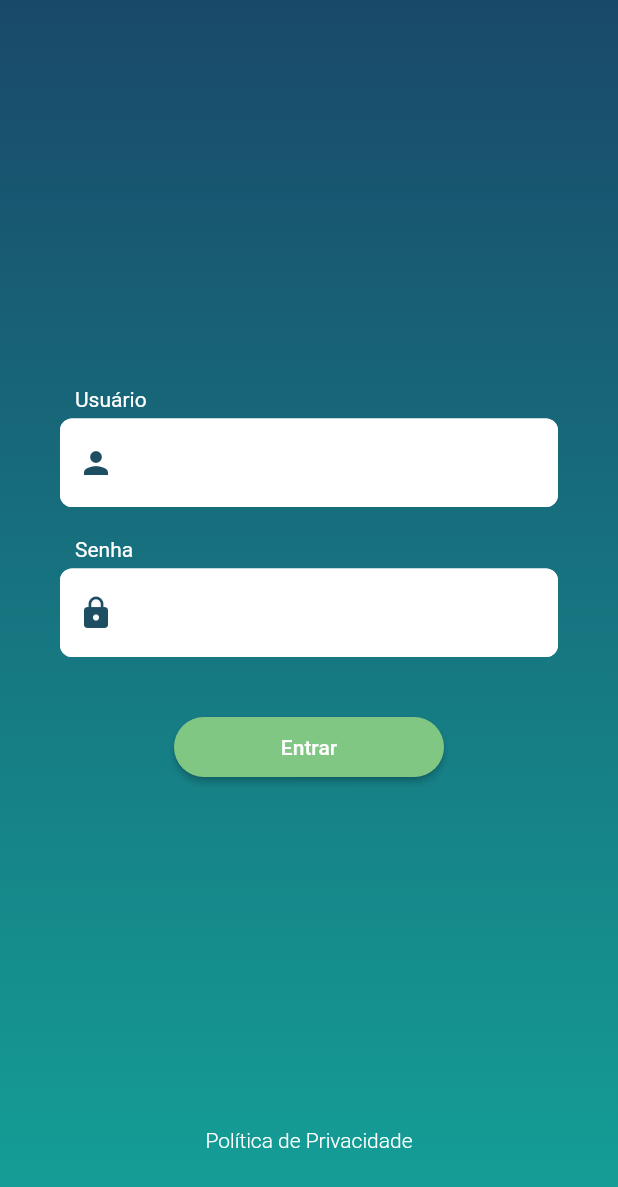
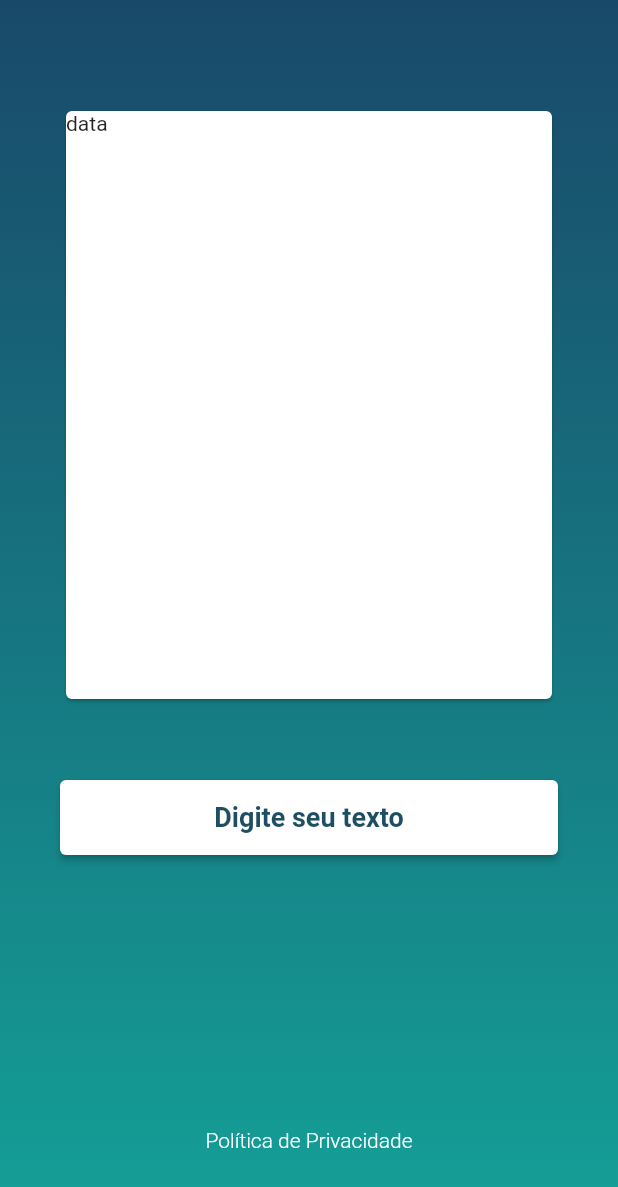
Before and after one commit to MoraesDev1/prova_flutter, a Flutter app: the screen it shows after launch, after a tap on "Entrar", on a phone screen of 412 x 824 dp. Shown: the top 1187 px of the screen. Run offline on Flutter 3.47's test engine with Material 3 defaults, Android fonts, the phone set to English and light mode, and no system bars.

Commit message:
HomePage 90%

```diff
--- a/prova_flutter/lib/Pages/home_page.dart
+++ b/prova_flutter/lib/Pages/home_page.dart
@@ -0,0 +1,78 @@
+import 'package:flutter/material.dart';
+import 'package:prova_flutter/Utils/fundo.dart';
+
+class HomePage extends StatefulWidget {
+  const HomePage({super.key});
+
+  @override
+  State<HomePage> createState() => _HomePageState();
+}
+
+class _HomePageState extends State<HomePage> {
+  @override
+  Widget build(BuildContext context) {
+    return Scaffold(
+      body: GestureDetector(
+        child: Fundo(
+          child: Column(
+            mainAxisAlignment: MainAxisAlignment.start,
+            children: [
+              const SizedBox(height: 30),
+              Row(
+                children: [
+                  Expanded(
+                    child: SizedBox(
+                      width: 270,
+                      height: 400,
+                      child: Card(
+                        child: Expanded(
+                          child: Text('data'),
+                        ),
+                      ),
+                    ),
+                  ),
+                ],
+              ),
+              const SizedBox(
+                height: 50,
+              ),
+              Row(
+                children: [
+                  Expanded(
+                    child: SizedBox(
+                      height: 50,
+                      child: ElevatedButton(
+                        style: const ButtonStyle(
+                          backgroundColor:
+                              MaterialStatePropertyAll(Colors.white),
+                        ),
+                        onPressed: () {},
+                        child: const Text(
+                          'Digite seu texto',
+                          style: TextStyle(
+                            color: Color(0xff1e4e62),
+                            fontWeight: FontWeight.bold,
+                            fontSize: 18,
+                          ),
+                        ),
+                      ),
+                    ),
+                  ),
+                ],
+              ),
+              const Spacer(),
+              TextButton(
+                onPressed: () {},
+                child: const Text(
+                  'Política de Privacidade',
+                  style: TextStyle(
+                      color: Colors.white, fontWeight: FontWeight.w300),
+                ),
+              ),
+            ],
+          ),
+        ),
+      ),
+    );
+  }
+}
--- a/prova_flutter/lib/Pages/login_page.dart
+++ b/prova_flutter/lib/Pages/login_page.dart
@@ -1,4 +1,5 @@
 import 'package:flutter/material.dart';
+import 'package:prova_flutter/Pages/home_page.dart';
 import 'package:prova_flutter/Utils/fundo.dart';
 import 'package:prova_flutter/Widgets/custom_label.dart';
 import 'package:prova_flutter/Widgets/custom_textfield.dart';
@@ -15,7 +16,13 @@ class _LoginPageState extends State<LoginPage> {
   final TextEditingController _userController = TextEditingController();
   final TextEditingController _passController = TextEditingController();
 
-  _clickEnter() {}
+  _clickEnter() {
+    Navigator.pushAndRemoveUntil(
+      context,
+      MaterialPageRoute(builder: (context) => const HomePage()),
+      (route) => false,
+    );
+  }
 
   _esconderTeclado() {
     FocusScope.of(context).requestFocus(FocusNode());
@@ -80,8 +87,8 @@ class _LoginPageState extends State<LoginPage> {
 
 _abreUrl() async {
   String url = 'https://google.com.br';
-  final Uri url_uri = Uri.parse(url);
-  if (!await launchUrl(url_uri)) {
+  final Uri uri = Uri.parse(url);
+  if (!await launchUrl(uri)) {
     throw Exception('Could not launch $url');
   }
 }
```
